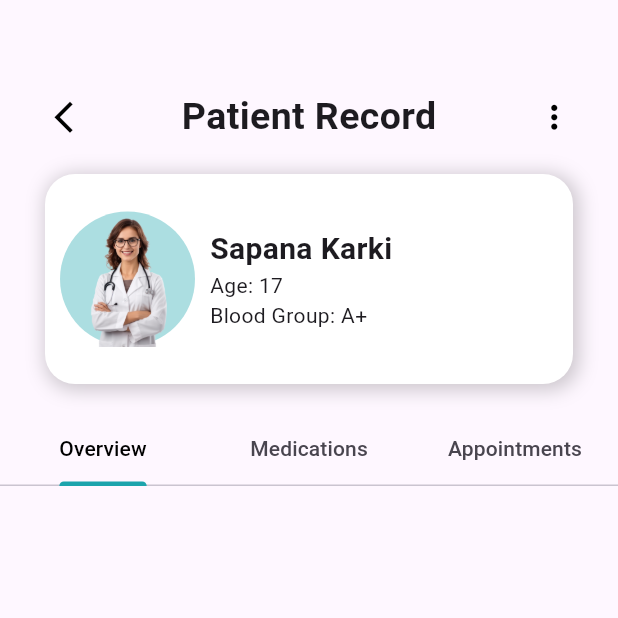
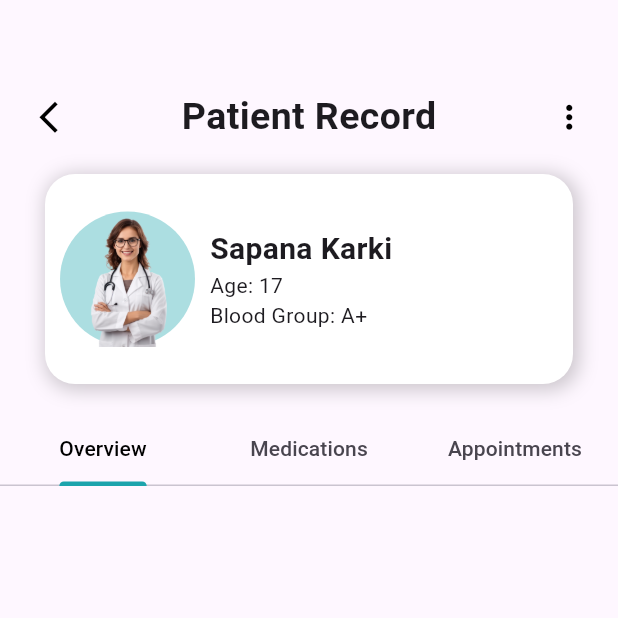
Before and after one commit to admin123KK/merodoctor555, a Flutter app: the Dhomepage screen opened directly, after a tap on "Patients", on a phone screen of 412 x 824 dp, the top half of it. Run offline on Flutter 3.47's test engine with Material 3 defaults, Android fonts, the phone set to English and light mode, and no system bars; our stand-ins replace file_picker.

```diff
--- a/lib/doctor/dhomepage.dart
+++ b/lib/doctor/dhomepage.dart
@@ -1,5 +1,6 @@
 import 'package:flutter/material.dart';
 import 'package:merodoctor/doctor/dprofilepage.dart';
+import 'package:merodoctor/doctor/message.dart';
 import 'package:merodoctor/doctor/patientrecord.dart';
 
 class Dhomepage extends StatefulWidget {
@@ -217,15 +218,22 @@ class _DhomepageState extends State<Dhomepage> {
                               const SizedBox(
                                 width: 9,
                               ),
-                              Container(
+                              InkWell(
+                                onTap: () {
+                                  Navigator.push(
+                                      context,
+                                      MaterialPageRoute(
+                                          builder: (context) => Dmessage()));
+                                },
+                                child: Container(
                                   height: 80,
                                   width: 80,
                                   decoration: BoxDecoration(
                                       color: Color.fromARGB(93, 28, 165, 172),
                                       borderRadius: BorderRadius.circular(15)),
                                   child: const Padding(
-                                  padding:
-                                      const EdgeInsets.symmetric(vertical: 13),
+                                    padding: const EdgeInsets.symmetric(
+                                        vertical: 13),
                                     child: const Column(
                                       children: [
                                         Icon(
@@ -242,6 +250,7 @@ class _DhomepageState extends State<Dhomepage> {
                                               fontSize: 10),
                                         )
                                       ],
+                                    ),
                                   ),
                                 ),
                               ),
@@ -335,12 +344,19 @@ class _DhomepageState extends State<Dhomepage> {
                         Padding(
                           padding: const EdgeInsets.symmetric(
                               horizontal: 20, vertical: 10),
+                          child: InkWell(
+                            onTap: () {
+                              Navigator.push(
+                                  context,
+                                  MaterialPageRoute(
+                                      builder: (context) => Patientrecord()));
+                            },
                             child: Container(
                               height: 65,
                               width: double.infinity,
                               decoration: BoxDecoration(
-                                border:
-                                    Border.all(color: const Color(0xFF1CA4AC)),
+                                  border: Border.all(
+                                      color: const Color(0xFF1CA4AC)),
                                   borderRadius: BorderRadius.circular(15)),
                               child: const Padding(
                                 padding: const EdgeInsets.all(8.0),
@@ -371,6 +387,7 @@ class _DhomepageState extends State<Dhomepage> {
                                       ],
                                     ),
                                   ],
+                                ),
                               ),
                             ),
                           ),
--- a/lib/doctor/patientrecord.dart
+++ b/lib/doctor/patientrecord.dart
@@ -16,17 +16,23 @@ class _PatientrecordState extends State<Patientrecord> {
         body: Column(
           children: [
             const SizedBox(height: 60),
-            const Padding(
-              padding: const EdgeInsets.symmetric(horizontal: 30),
+            Padding(
+              padding: const EdgeInsets.symmetric(horizontal: 20),
               child: Row(
                 mainAxisAlignment: MainAxisAlignment.spaceBetween,
-                children: const [
-                  Icon(Icons.arrow_back_ios_new, size: 25, color: Colors.black),
-                  Text(
+                children: [
+                  InkWell(
+                      onTap: () {
+                        Navigator.pop(context);
+                      },
+                      child: const Icon(Icons.arrow_back_ios_new,
+                          size: 25, color: Colors.black)),
+                  const Text(
                     'Patient Record',
                     style: TextStyle(fontWeight: FontWeight.bold, fontSize: 25),
                   ),
-                  Icon(Icons.more_vert_rounded, size: 25, color: Colors.black),
+                  const Icon(Icons.more_vert_rounded,
+                      size: 25, color: Colors.black),
                 ],
               ),
             ),
```
Also changed, not shown: lib/doctor/message.dart (added, +15 -0 lines). Lines whose indentation alone changed are shown as unchanged.
